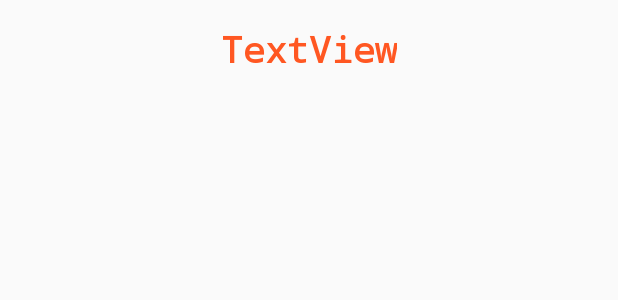
After one commit to alexandradilja/MyFirstApp, an Android app: the layout activity_display_message.xml on its own in the app's theme, with its tools: preview values and no code run, on a phone screen of 412 x 824 dp. The commit adds this screen. Shown: the top 300 px of the screen. Run offline under Robolectric (Android 15) with nearby library versions, the phone set to English and light mode, and no system bars.

Commit message:
functioning and with some added color

```diff
--- /dev/null
+++ b/app/src/main/res/layout/activity_display_message.xml
@@ -0,0 +1,23 @@
+<?xml version="1.0" encoding="utf-8"?>
+<androidx.constraintlayout.widget.ConstraintLayout xmlns:android="http://schemas.android.com/apk/res/android"
+    xmlns:app="http://schemas.android.com/apk/res-auto"
+    xmlns:tools="http://schemas.android.com/tools"
+    android:layout_width="match_parent"
+    android:layout_height="match_parent"
+    tools:context=".DisplayMessageActivity">
+
+    <TextView
+        android:id="@+id/textView"
+        android:layout_width="wrap_content"
+        android:layout_height="wrap_content"
+        android:layout_marginTop="16dp"
+        android:fontFamily="monospace"
+        android:text="TextView"
+        android:textColor="#FF5722"
+        android:textSize="24sp"
+        android:textStyle="bold"
+        android:typeface="monospace"
+        app:layout_constraintEnd_toEndOf="parent"
+        app:layout_constraintStart_toStartOf="parent"
+        app:layout_constraintTop_toTopOf="parent" />
+</androidx.constraintlayout.widget.ConstraintLayout>
--- a/app/src/main/res/layout/activity_main.xml
+++ b/app/src/main/res/layout/activity_main.xml
@@ -23,12 +23,15 @@
 
     <Button
         android:id="@+id/button"
+        style="@style/Widget.AppCompat.Button.Colored"
         android:layout_width="wrap_content"
         android:layout_height="wrap_content"
         android:layout_marginStart="16dp"
         android:layout_marginLeft="16dp"
         android:layout_marginEnd="16dp"
         android:layout_marginRight="16dp"
+        android:background="@android:color/holo_green_light"
+        android:onClick="sendMessage"
         android:text="@string/button_send"
         app:layout_constraintBaseline_toBaselineOf="@+id/editText"
         app:layout_constraintEnd_toEndOf="parent"
```
Also changed, not shown: app/src/main/AndroidManifest.xml (+7 -0 lines), app/src/main/java/com/example/myfirstapp/DisplayMessageActivity.java (added, +26 -0 lines), app/src/main/java/com/example/myfirstapp/MainActivity.java (+13 -1 lines).
